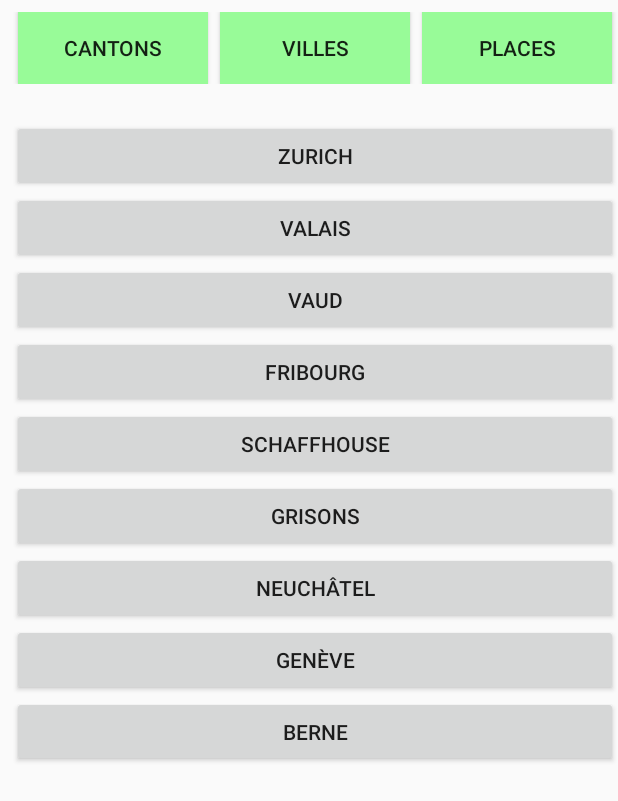
After one commit to degirolamo/BikeSharing, an Android app: the layout activity_canton.xml on its own in the app's theme, with its tools: preview values and no code run, on a phone screen of 412 x 824 dp. The commit adds this screen. Shown: the top 801 px of the screen. Run offline under Robolectric (Android 15) with nearby library versions, the phone set to English and light mode, and no system bars.

Commit message:
LayoutCantons

```diff
--- a/app/src/main/AndroidManifest.xml
+++ b/app/src/main/AndroidManifest.xml
@@ -15,6 +15,8 @@
                 <category android:name="android.intent.category.LAUNCHER" />
             </intent-filter>
         </activity>
+        <activity android:name=".login" />
+        <activity android:name=".Canton"></activity>
     </application>
 
 </manifest>
--- /dev/null
+++ b/app/src/main/res/layout/activity_canton.xml
@@ -0,0 +1,140 @@
+<?xml version="1.0" encoding="utf-8"?>
+<ScrollView xmlns:android="http://schemas.android.com/apk/res/android"
+    xmlns:app="http://schemas.android.com/apk/res-auto"
+    xmlns:tools="http://schemas.android.com/tools"
+    android:id="@+id/ScrollView01"
+    android:layout_width="fill_parent"
+    android:layout_height="fill_parent" >
+    tools:context="com.example.daniel.bikesharing.Canton">
+
+    <RelativeLayout
+        android:id="@+id/RelativeLayout01"
+        android:layout_width="fill_parent"
+        android:layout_height="fill_parent" >
+
+        <LinearLayout
+            android:id="@+id/linearLayout"
+            android:layout_width="match_parent"
+            android:layout_height="match_parent"
+            android:layout_marginLeft="8dp"
+            android:layout_marginStart="8dp"
+            android:layout_marginTop="8dp"
+            android:orientation="horizontal"
+            app:layout_constraintLeft_toLeftOf="parent"
+            app:layout_constraintTop_toTopOf="parent"
+            tools:ignore="RtlHardcoded">
+
+            <Button
+                android:id="@+id/btnCanton"
+                android:layout_width="wrap_content"
+                android:layout_height="wrap_content"
+                android:layout_marginLeft="4dp"
+                android:layout_marginRight="4dp"
+                android:layout_weight="1"
+                android:background="@color/colorButton"
+                android:text="@string/cantons"
+                tools:ignore="ButtonStyle" />
+
+            <Button
+                android:id="@+id/btnTown"
+                android:layout_width="wrap_content"
+                android:layout_height="wrap_content"
+                android:layout_marginLeft="4dp"
+                android:layout_marginRight="4dp"
+                android:layout_weight="1"
+                android:background="@color/colorButton"
+                android:text="@string/villes"
+                tools:ignore="ButtonStyle" />
+
+            <Button
+                android:id="@+id/btnPlace"
+                style="@style/Widget.AppCompat.Button"
+                android:layout_width="wrap_content"
+                android:layout_height="wrap_content"
+                android:layout_marginLeft="4dp"
+                android:layout_marginRight="4dp"
+                android:layout_weight="1"
+                android:background="@color/colorButton"
+                android:text="@string/places" />
+
+        </LinearLayout>
+
+        <LinearLayout
+            android:layout_width="match_parent"
+            android:layout_height="431dp"
+            android:layout_alignLeft="@+id/linearLayout"
+            android:layout_alignStart="@+id/linearLayout"
+            android:layout_below="@+id/linearLayout"
+            android:layout_marginTop="24dp"
+            android:orientation="vertical"
+            app:layout_constraintBottom_toBottomOf="parent"
+            app:layout_constraintHorizontal_bias="0.538"
+            app:layout_constraintLeft_toLeftOf="parent"
+            app:layout_constraintRight_toRightOf="parent"
+            app:layout_constraintTop_toBottomOf="@+id/linearLayout">
+
+            <Button
+                android:id="@+id/button21"
+                android:layout_width="match_parent"
+                android:layout_height="wrap_content"
+                android:text="Zurich" />
+
+            <Button
+                android:id="@+id/button20"
+                android:layout_width="match_parent"
+                android:layout_height="wrap_content"
+                android:text="@string/valais" />
+
+            <Button
+                android:id="@+id/button19"
+                android:layout_width="match_parent"
+                android:layout_height="wrap_content"
+                android:text="@string/vaud" />
+
+            <Button
+                android:id="@+id/button18"
+                android:layout_width="match_parent"
+                android:layout_height="wrap_content"
+                android:text="@string/fribourg" />
+
+            <Button
+                android:id="@+id/button17"
+                android:layout_width="match_parent"
+                android:layout_height="wrap_content"
+                android:text="@string/schaffhouse" />
+
+            <Button
+                android:id="@+id/button16"
+                android:layout_width="match_parent"
+                android:layout_height="wrap_content"
+                android:text="@string/grisons" />
+
+            <Button
+                android:id="@+id/button15"
+                android:layout_width="match_parent"
+                android:layout_height="wrap_content"
+                android:text="@string/neuch_tel" />
+
+            <Button
+                android:id="@+id/button14"
+                android:layout_width="match_parent"
+                android:layout_height="wrap_content"
+                android:text="@string/gen_ve" />
+
+            <Button
+                android:id="@+id/button13"
+                android:layout_width="match_parent"
+                android:layout_height="wrap_content"
+                android:text="@string/berne" />
+
+            <Button
+                android:id="@+id/button11"
+                android:layout_width="match_parent"
+                android:layout_height="wrap_content"
+                android:text="@string/b_le" />
+
+        </LinearLayout>
+
+</RelativeLayout>
+
+</ScrollView>
--- a/app/src/main/res/values/colors.xml
+++ b/app/src/main/res/values/colors.xml
@@ -4,4 +4,5 @@
     <color name="colorAccent">#9cff57</color>
     <color name="colorPrimaryDark">#1faa00</color>
     <color name="colorBackground">#F8FEF2</color>
+    <color name="colorButton">#98FB98</color>
 </resources>
--- a/app/src/main/res/values/strings.xml
+++ b/app/src/main/res/values/strings.xml
@@ -1,3 +1,17 @@
 <resources>
     <string name="app_name">BikeSharing</string>
+    <string name="neuch_tel">Neuchâtel</string>
+    <string name="berne">Berne</string>
+    <string name="button">Button</string>
+    <string name="string_button" />
+    <string name="b_le">Bâle</string>
+    <string name="cantons">Cantons</string>
+    <string name="fribourg">Fribourg</string>
+    <string name="gen_ve">Genève</string>
+    <string name="grisons">Grisons</string>
+    <string name="places">Places</string>
+    <string name="schaffhouse">Schaffhouse</string>
+    <string name="valais">Valais</string>
+    <string name="vaud">Vaud</string>
+    <string name="villes">Villes</string>
 </resources>
```
Also changed, not shown: app/src/main/java/com/example/daniel/bikesharing/Canton.java (added, +13 -0 lines), app/src/main/java/com/example/daniel/bikesharing/login.java (added, +13 -0 lines), app/src/main/res/layout/activity_login.xml (added, +77 -0 lines).
